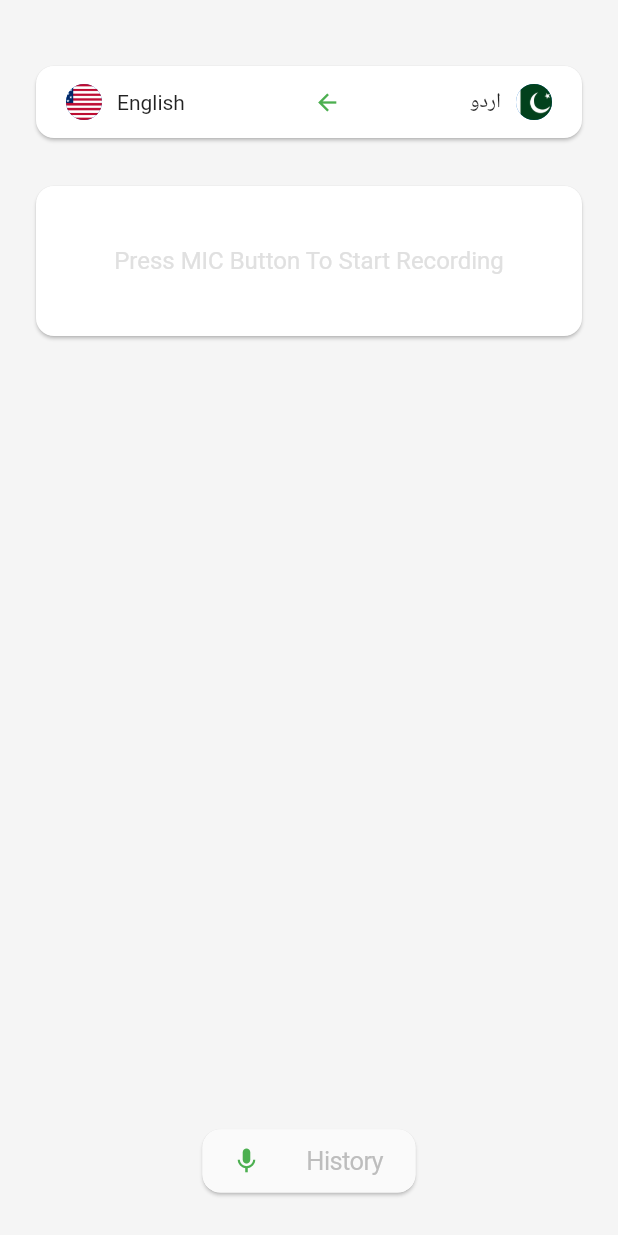
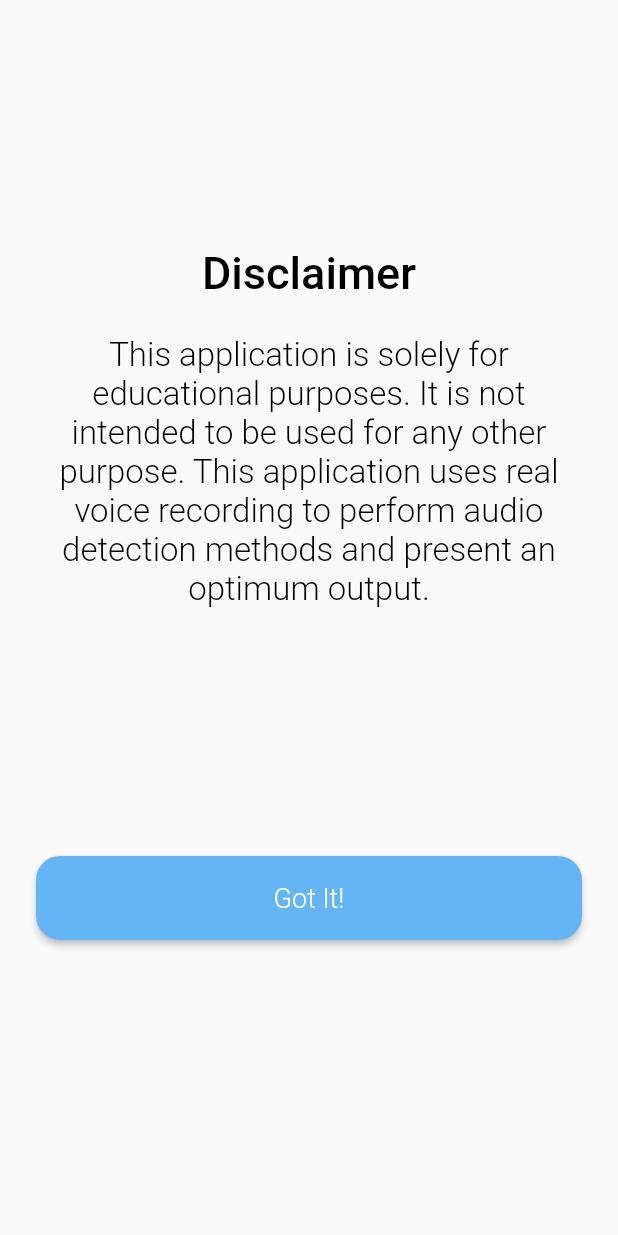
Before and after one commit to ShahzadUmarBaig/kaamasaan, a Flutter app: the screen it shows after launch, after a tap on "Save", on a phone screen of 412 x 824 dp. Run offline on Flutter 3.47's test engine with Material 2 defaults, Android fonts, the phone set to English and light mode, and no system bars; our stand-ins replace bloc, flutter_bloc, flutter_svg; missing offline and left inert: audio_waveforms, ffmpeg_kit_flutter; Roboto replaces fonts that are missing (Poppins).

Commit message:
Pushing code

```diff
--- a/lib/applications/home_bloc/home_state.dart
+++ b/lib/applications/home_bloc/home_state.dart
@@ -6,7 +6,8 @@ class HomeState {
   final String lastRecordingPath;
   final PlayerController playerController;
   final bool isPlaying;
-  final bool isFailedToConvert;
+  final ApiException failure;
+  final Audio? audio;
 
   HomeState({
     required this.isRecording,
@@ -14,7 +15,8 @@ class HomeState {
     required this.lastRecordingPath,
     required this.playerController,
     required this.isPlaying,
-    required this.isFailedToConvert,
+    required this.failure,
+    required this.audio,
   });
 
   factory HomeState.initial() => HomeState(
@@ -25,14 +27,15 @@ class HomeState {
         lastRecordingPath: '',
         playerController: PlayerController(),
         isPlaying: false,
-        isFailedToConvert: false,
+        failure: ApiException(""),
+        audio: null,
       );
 
   HomeState copyWith({
     bool? isRecording,
     String? lastRecordingPath,
     bool? isPlaying,
-    bool? isFailedToConvert,
+    ApiException? failure,
   }) =>
       HomeState(
         isRecording: isRecording ?? this.isRecording,
@@ -40,6 +43,17 @@ class HomeState {
         lastRecordingPath: lastRecordingPath ?? this.lastRecordingPath,
         playerController: this.playerController,
         isPlaying: isPlaying ?? this.isPlaying,
-        isFailedToConvert: isFailedToConvert ?? this.isFailedToConvert,
+        failure: failure ?? this.failure,
+        audio: audio,
+      );
+
+  HomeState copyWithAudio({Audio? audio}) => HomeState(
+        isRecording: isRecording,
+        recorderController: recorderController,
+        lastRecordingPath: lastRecordingPath,
+        playerController: playerController,
+        isPlaying: isPlaying,
+        failure: failure,
+        audio: audio,
       );
 }
--- a/lib/main.dart
+++ b/lib/main.dart
@@ -18,10 +18,9 @@ class MyApp extends StatelessWidget {
         BlocProvider(create: (context) => HomeBloc()),
       ],
       child: MaterialApp(
-        title: 'Flutter Demo',
-        theme: ThemeData(
-          primarySwatch: Colors.blue,
-        ),
+        title: 'KaamAsaan',
+        debugShowCheckedModeBanner: false,
+        theme: ThemeData(primarySwatch: Colors.blue),
         home: const LoginScreen(),
         onGenerateRoute: RouteGenerator.generateRoute,
       ),
--- /dev/null
+++ b/lib/models/audio.dart
@@ -0,0 +1,72 @@
+// To parse this JSON data, do
+//
+//     final audioResponse = audioResponseFromJson(jsonString);
+
+import 'package:meta/meta.dart';
+import 'dart:convert';
+
+class Audio {
+  Audio({
+    required this.code,
+    required this.data,
+    required this.message,
+    required this.status,
+  });
+
+  int code;
+  Data data;
+  String message;
+  String status;
+
+  factory Audio.fromRawJson(String str) => Audio.fromJson(json.decode(str));
+
+  String toRawJson() => json.encode(toJson());
+
+  factory Audio.fromJson(Map<String, dynamic> json) {
+    int code = json['code'];
+
+    Data data = Data(english: "", fileUrl: "", urdu: "");
+
+    return Audio(
+      code: json["code"],
+      data: code != 200 ? data : Data.fromJson(json["data"]),
+      message: json["message"],
+      status: json["status"],
+    );
+  }
+
+  Map<String, dynamic> toJson() => {
+        "code": code,
+        "data": data.toJson(),
+        "message": message,
+        "status": status,
+      };
+}
+
+class Data {
+  Data({
+    required this.english,
+    required this.fileUrl,
+    required this.urdu,
+  });
+
+  String english;
+  String fileUrl;
+  String urdu;
+
+  factory Data.fromRawJson(String str) => Data.fromJson(json.decode(str));
+
+  String toRawJson() => json.encode(toJson());
+
+  factory Data.fromJson(Map<String, dynamic> json) => Data(
+        english: json["english"],
+        fileUrl: json["file_url"],
+        urdu: json["urdu"],
+      );
+
+  Map<String, dynamic> toJson() => {
+        "english": english,
+        "file_url": fileUrl,
+        "urdu": urdu,
+      };
+}
--- a/lib/route_generator.dart
+++ b/lib/route_generator.dart
@@ -1,11 +1,16 @@
 import 'package:flutter/material.dart';
 import 'package:kaamasaan/screens/home_screen.dart';
+
+import 'screens/disclaimer_screen.dart';
 
 class RouteGenerator {
   static MaterialPageRoute generateRoute(RouteSettings settings) {
     switch (settings.name) {
       case HomeScreen.id:
         return MaterialPageRoute(builder: (context) => HomeScreen());
+      case DisclaimerScreen.id:
+        return MaterialPageRoute(builder: (context) => DisclaimerScreen());
+
       default:
         return _errorPage();
     }
--- /dev/null
+++ b/lib/screens/disclaimer_screen.dart
@@ -0,0 +1,59 @@
+import 'package:flutter/material.dart';
+import 'package:kaamasaan/screens/home_screen.dart';
+
+class DisclaimerScreen extends StatelessWidget {
+  static const String id = "disclaimer_screen";
+  const DisclaimerScreen({Key? key}) : super(key: key);
+
+  @override
+  Widget build(BuildContext context) {
+    return Scaffold(
+      body: Container(
+        margin: EdgeInsets.symmetric(horizontal: 24),
+        child: Column(
+          children: [
+            SizedBox(height: MediaQuery.of(context).size.height * 0.2),
+            Text("Disclaimer", style: textStyle),
+            SizedBox(height: 24),
+            Text(
+              "This application is solely for educational purposes."
+              " It is not intended to be used for any other purpose. "
+              "This application uses real voice recording to perform audio "
+              "detection methods and present an optimum output.",
+              textAlign: TextAlign.center,
+              style:
+                  textStyle.copyWith(fontWeight: FontWeight.w300, fontSize: 22),
+            ),
+            SizedBox(height: MediaQuery.of(context).size.height * 0.2),
+            ElevatedButton(
+              style: ElevatedButton.styleFrom(
+                primary: Colors.blue.shade300,
+                fixedSize: Size(MediaQuery.of(context).size.width, 56),
+                shape: RoundedRectangleBorder(
+                  borderRadius: BorderRadius.circular(16),
+                ),
+              ),
+              onPressed: () =>
+                  Navigator.pushReplacementNamed(context, HomeScreen.id),
+              child: Text(
+                "Got It!",
+                style: TextStyle(
+                  fontSize: 18,
+                  color: Colors.white,
+                  fontWeight: FontWeight.w300,
+                ),
+              ),
+            ),
+          ],
+        ),
+      ),
+    );
+  }
+
+  TextStyle get textStyle => TextStyle(
+        fontFamily: "Poppins",
+        fontSize: 30,
+        fontWeight: FontWeight.w500,
+        color: Colors.black,
+      );
+}
--- a/lib/screens/login_screen.dart
+++ b/lib/screens/login_screen.dart
@@ -1,6 +1,7 @@
 import 'package:flutter/cupertino.dart';
 import 'package:flutter/material.dart';
 import 'package:flutter_svg/flutter_svg.dart';
+import 'package:kaamasaan/screens/disclaimer_screen.dart';
 import 'package:kaamasaan/screens/home_screen.dart';
 
 class LoginScreen extends StatelessWidget {
@@ -79,8 +80,8 @@ class LoginScreen extends StatelessWidget {
                     borderRadius: BorderRadius.circular(16),
                   ),
                 ),
-                onPressed: () =>
-                    Navigator.pushReplacementNamed(context, HomeScreen.id),
+                onPressed: () => Navigator.pushReplacementNamed(
+                    context, DisclaimerScreen.id),
                 child: Text(
                   "Save",
                   style: TextStyle(
@@ -92,15 +93,15 @@ class LoginScreen extends StatelessWidget {
               ),
             ),
             SizedBox(height: 8),
-            CupertinoButton(
-              onPressed: () {},
-              child: Text(
-                "Cancel",
-                style: TextStyle(
-                  fontSize: 17,
-                ),
-              ),
-            ),
+            // CupertinoButton(
+            //   onPressed: () {},
+            //   child: Text(
+            //     "Cancel",
+            //     style: TextStyle(
+            //       fontSize: 17,
+            //     ),
+            //   ),
+            // ),
           ],
         ),
       ),
--- a/lib/services/api_service.dart
+++ b/lib/services/api_service.dart
@@ -1,4 +1,11 @@
+import 'dart:convert';
+import 'dart:io';
+
+import 'package:ffmpeg_kit_flutter/ffmpeg_kit.dart';
+import 'package:ffmpeg_kit_flutter/ffmpeg_session.dart';
+import 'package:ffmpeg_kit_flutter/return_code.dart';
 import 'package:http/http.dart' as http;
+import 'package:kaamasaan/models/audio.dart';
 
 class ApiService {
   Future sendAudioFile(String filePath) async {
@@ -7,15 +14,53 @@ class ApiService {
 
     var request = http.MultipartRequest('POST', Uri.parse(url));
     request.files.add(await http.MultipartFile.fromPath('audio', filePath));
+    try {
+      http.StreamedResponse response = await request.send();
+      var rawResponse = await response.stream.bytesToString();
 
-    http.StreamedResponse response = await request.send();
+      Audio audio = Audio.fromJson(jsonDecode(rawResponse));
 
-    print(response.statusCode);
+      print(audio.toJson());
+      if (audio.code == 200) {
+        return audio;
+      } else {
+        throw ApiException(audio.message);
+      }
+    } catch (e) {
+      rethrow;
+    }
+  }
 
-    if (response.statusCode == 200) {
-      print(await response.stream.bytesToString());
+  Future<String> convertAudioToWav(String originalFilePath) async {
+    /// This is the path split into only file name e.g cache/data/blah/blah/file.aac
+    /// which is then converted to file.wav
+    String fileNameWithFormat = originalFilePath.split("/").last;
+
+    /// splitting the complete filename with extension to only filename e.g file.aac to file
+    String fileNameOnly = fileNameWithFormat.split(".").first;
+
+    /// creating new file path with an extension of .wav
+    String newFilePath =
+        "/data/user/0/io.flutterly.kaamasaan/cache/" + fileNameOnly + ".wav";
+
+    FFmpegSession session =
+        await FFmpegKit.execute("-i $originalFilePath $newFilePath");
+
+    final returnCode = await session.getReturnCode();
+
+    if (returnCode != null) {
+      if (ReturnCode.isSuccess(returnCode)) {
+        return newFilePath;
+      } else {
+        throw ApiException("Failed to convert audio to wav");
+      }
     } else {
-      print(response.reasonPhrase);
+      throw ApiException("Failed to convert audio to wav");
     }
   }
 }
+
+class ApiException implements Exception {
+  final String message;
+  ApiException(this.message);
+}
```
Also changed, not shown: lib/applications/home_bloc/home_bloc.dart (+9 -21 lines), lib/screens/home_screen.dart (+86 -27 lines).
